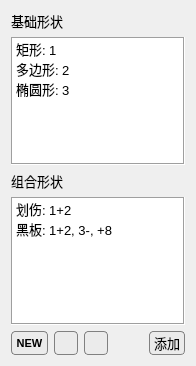
feiyuhuahuo/HuaHuoLabel, file ui_files/shape_combo.ui: the form before one commit.
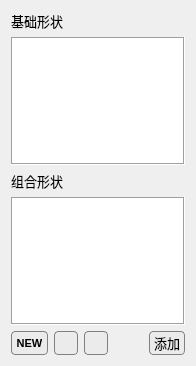
The form after the commit. Icons and pictures are not drawn.

Commit message: shape list menu, shape combo doing

The edit to the form file:
```diff
--- a/ui_files/shape_combo.ui
+++ b/ui_files/shape_combo.ui
@@ -39,21 +39,6 @@
      <property name="selectionMode">
       <enum>QAbstractItemView::MultiSelection</enum>
      </property>
-     <item>
-      <property name="text">
-       <string>矩形: 1</string>
-      </property>
-     </item>
-     <item>
-      <property name="text">
-       <string>多边形: 2</string>
-      </property>
-     </item>
-     <item>
-      <property name="text">
-       <string>椭圆形: 3</string>
-      </property>
-     </item>
     </widget>
    </item>
    <item alignment="Qt::AlignLeft">
@@ -84,16 +69,6 @@
      <property name="selectionRectVisible">
       <bool>false</bool>
      </property>
-     <item>
-      <property name="text">
-       <string>划伤: 1+2</string>
-      </property>
-     </item>
-     <item>
-      <property name="text">
-       <string>黑板: 1+2, 3-, +8</string>
-      </property>
-     </item>
     </widget>
    </item>
    <item>
```
Left out of the diff: 3 changed lines with no effect on the pictures. The commit also changes 14 other files.
